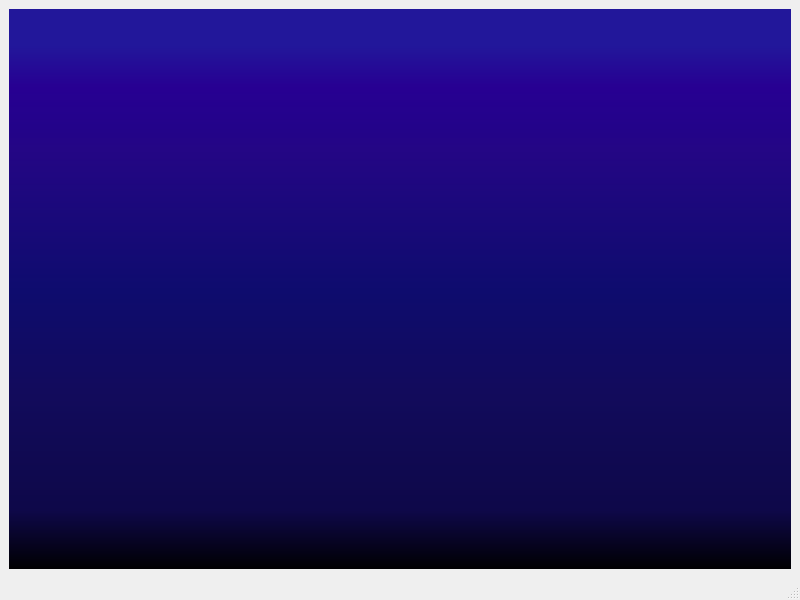
The window that source/SimpleChat/mainwindow.ui (ElizavetaPa17/simple-chat) describes before a commit, drawn with Qt 5.
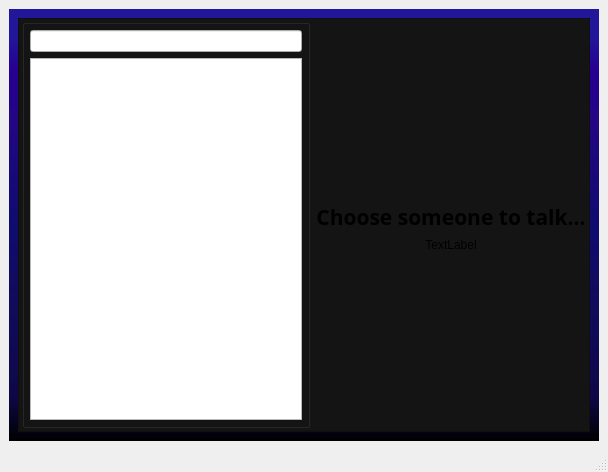
The same window after the commit. The open tabs and pages were chosen to show the change.

```diff
--- a/source/SimpleChat/mainwindow.ui
+++ b/source/SimpleChat/mainwindow.ui
@@ -6,10 +6,16 @@
    <rect>
     <x>0</x>
     <y>0</y>
-    <width>800</width>
-    <height>600</height>
+    <width>608</width>
+    <height>472</height>
    </rect>
   </property>
+  <property name="minimumSize">
+   <size>
+    <width>600</width>
+    <height>300</height>
+   </size>
+  </property>
   <property name="windowTitle">
    <string>MainWindow</string>
   </property>
@@ -32,7 +38,171 @@
         </item>
        </layout>
       </widget>
-      <widget class="QWidget" name="page2"/>
+      <widget class="QWidget" name="pageMainWindow">
+       <layout class="QGridLayout" name="gridLayout_3">
+        <item row="0" column="0">
+         <widget class="QFrame" name="mainWindowFrame">
+          <property name="styleSheet">
+           <string notr="true">QFrame#mainWindowFrame {
+	background-color: rgb(20, 20, 20);
+}</string>
+          </property>
+          <property name="frameShape">
+           <enum>QFrame::StyledPanel</enum>
+          </property>
+          <property name="frameShadow">
+           <enum>QFrame::Raised</enum>
+          </property>
+          <layout class="QGridLayout" name="gridLayout_4">
+           <property name="leftMargin">
+            <number>3</number>
+           </property>
+           <property name="topMargin">
+            <number>0</number>
+           </property>
+           <property name="rightMargin">
+            <number>3</number>
+           </property>
+           <property name="bottomMargin">
+            <number>3</number>
+           </property>
+           <item row="5" column="2">
+            <widget class="QLabel" name="mainWindowLogoLabel">
+             <property name="sizePolicy">
+              <sizepolicy hsizetype="Fixed" vsizetype="Fixed">
+               <horstretch>0</horstretch>
+               <verstretch>0</verstretch>
+              </sizepolicy>
+             </property>
+             <property name="minimumSize">
+              <size>
+               <width>0</width>
+               <height>0</height>
+              </size>
+             </property>
+             <property name="maximumSize">
+              <size>
+               <width>100</width>
+               <height>90</height>
+              </size>
+             </property>
+             <property name="layoutDirection">
+              <enum>Qt::LeftToRight</enum>
+             </property>
+             <property name="styleSheet">
+              <string notr="true"/>
+             </property>
+             <property name="text">
+              <string>TextLabel</string>
+             </property>
+             <property name="scaledContents">
+              <bool>true</bool>
+             </property>
+             <property name="alignment">
+              <set>Qt::AlignCenter</set>
+             </property>
+            </widget>
+           </item>
+           <item row="2" column="1" rowspan="3" colspan="3">
+            <layout class="QVBoxLayout" name="verticalLayout_2">
+             <item>
+              <widget class="QLabel" name="label">
+               <property name="maximumSize">
+                <size>
+                 <width>16777215</width>
+                 <height>100</height>
+                </size>
+               </property>
+               <property name="font">
+                <font>
+                 <family>ori1Uni</family>
+                 <pointsize>16</pointsize>
+                 <bold>true</bold>
+                </font>
+               </property>
+               <property name="styleSheet">
+                <string notr="true"/>
+               </property>
+               <property name="text">
+                <string>Choose someone to talk...</string>
+               </property>
+               <property name="scaledContents">
+                <bool>true</bool>
+               </property>
+               <property name="alignment">
+                <set>Qt::AlignCenter</set>
+               </property>
+              </widget>
+             </item>
+            </layout>
+           </item>
+           <item row="6" column="2">
+            <spacer name="verticalSpacer">
+             <property name="orientation">
+              <enum>Qt::Vertical</enum>
+             </property>
+             <property name="sizeHint" stdset="0">
+              <size>
+               <width>20</width>
+               <height>40</height>
+              </size>
+             </property>
+            </spacer>
+           </item>
+           <item row="0" column="0" rowspan="7">
+            <widget class="QGroupBox" name="groupBox">
+             <property name="maximumSize">
+              <size>
+               <width>380</width>
+               <height>16777215</height>
+              </size>
+             </property>
+             <property name="styleSheet">
+              <string notr="true">.QGroupBox {  }</string>
+             </property>
+             <property name="title">
+              <string/>
+             </property>
+             <layout class="QGridLayout" name="gridLayout_5">
+              <property name="leftMargin">
+               <number>5</number>
+              </property>
+              <property name="topMargin">
+               <number>5</number>
+              </property>
+              <property name="rightMargin">
+               <number>5</number>
+              </property>
+              <property name="bottomMargin">
+               <number>5</number>
+              </property>
+              <item row="0" column="1">
+               <widget class="QLineEdit" name="lineEdit"/>
+              </item>
+              <item row="1" column="1">
+               <widget class="QListView" name="listView"/>
+              </item>
+             </layout>
+            </widget>
+           </item>
+           <item row="0" column="2">
+            <spacer name="verticalSpacer_2">
+             <property name="orientation">
+              <enum>Qt::Vertical</enum>
+             </property>
+             <property name="sizeHint" stdset="0">
+              <size>
+               <width>20</width>
+               <height>40</height>
+              </size>
+             </property>
+            </spacer>
+           </item>
+          </layout>
+         </widget>
+        </item>
+       </layout>
+      </widget>
      </widget>
     </item>
    </layout>
```
Left out of the diff: 2 changed lines with no effect on the pictures.
